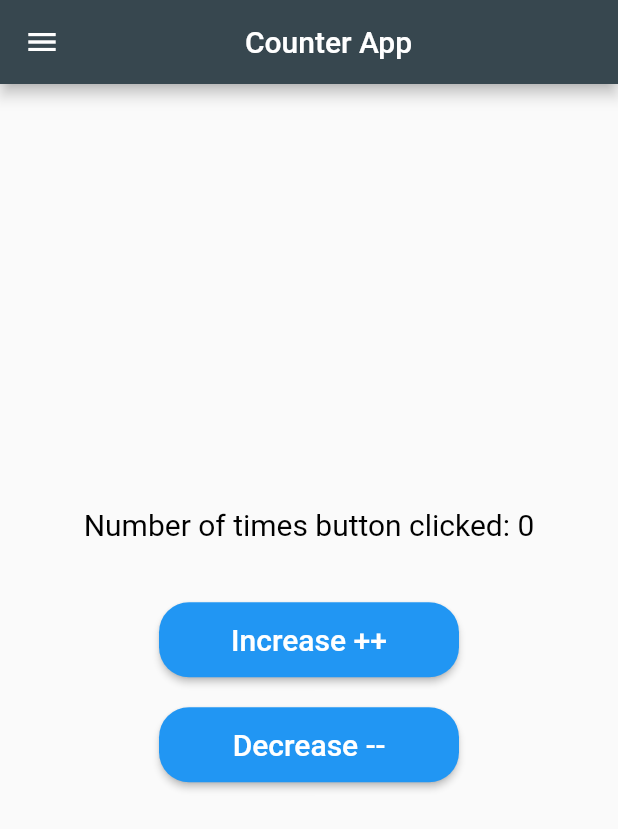
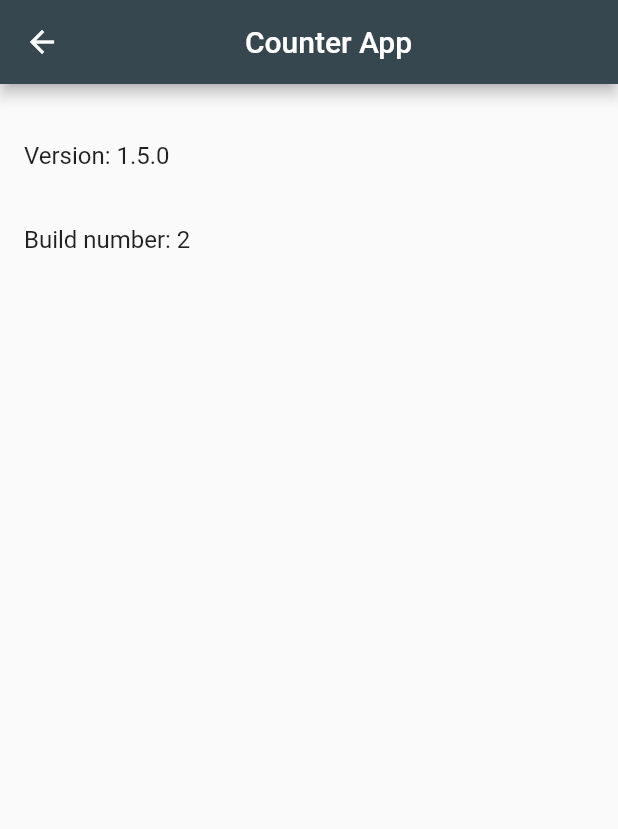
Before and after one commit to rev2023/Internship-Tasks, a Flutter app: the screen it shows after launch, in the side drawer, after a tap on "About", on a phone screen of 412 x 824 dp. Shown: the top 829 px of the screen. Run offline on Flutter 3.47's test engine with Material 2 defaults, Android fonts, the phone set to English and light mode, and no system bars; our stand-ins replace auto_route, package_info, shared_preferences.

Commit message:
Add new About page to show build no: and version no: which dynamically updates

```diff
--- /dev/null
+++ b/lib/about_provider.dart
@@ -0,0 +1,17 @@
+import 'package:flutter/material.dart';
+import 'package:package_info/package_info.dart';
+
+class AboutProvider with ChangeNotifier {
+  PackageInfo? _packageInfo;
+
+  PackageInfo? get packageInfo => _packageInfo;
+
+  AboutProvider() {
+    loadPackageInfo();
+  }
+
+  Future<void> loadPackageInfo() async {
+    _packageInfo = await PackageInfo.fromPlatform();
+    notifyListeners();
+  }
+}
--- a/lib/main.dart
+++ b/lib/main.dart
@@ -5,9 +5,10 @@ import 'package:counter_app/theme/themes.dart';
 import 'package:flutter/material.dart';
 import 'package:provider/provider.dart';
 
+import 'about_provider.dart';
 
-void main() {
 
+  main(){
   runApp(
     MultiProvider(
 
@@ -18,6 +19,9 @@ void main() {
           ChangeNotifierProvider<ThemeProvider>(
           create: (context) => ThemeProvider(),
         ),
+        ChangeNotifierProvider<AboutProvider>(
+          create: (context) => AboutProvider(),
+        ),
 
       ],
       child: MyApp(),
@@ -26,7 +30,7 @@ void main() {
 }
 
 class MyApp extends StatelessWidget {
-  const MyApp({super.key});
+  const MyApp({Key? key}) : super(key: key);
 
   @override
   Widget build(BuildContext context) {
--- a/lib/routes/app_router.dart
+++ b/lib/routes/app_router.dart
@@ -9,6 +9,9 @@ class AppRouter extends $AppRouter {
   List<AutoRoute> get routes => [
     AutoRoute(path: '/screens/home_screen.dart', page: HomeRoute.page, initial: true),
     AutoRoute(path: '/screens/appearance_screen.dart', page: AppearanceRoute.page),
+    AutoRoute(path: '/screens/about_screen.dart', page: AboutRoute.page),
+
+
 
   ];
 }
--- /dev/null
+++ b/lib/screens/about_screen.dart
@@ -0,0 +1,63 @@
+import 'package:auto_route/auto_route.dart';
+import 'package:counter_app/theme_provider.dart';
+import 'package:flutter/material.dart';
+import 'package:provider/provider.dart';
+import 'package:package_info/package_info.dart';
+
+import '../about_provider.dart';
+
+
+@RoutePage()
+class AboutScreen extends StatelessWidget {
+    const AboutScreen({super.key});
+
+  @override
+
+  Widget build(BuildContext context) {
+    final themeProvider = Provider.of<ThemeProvider>(context);
+    final aboutProvider = Provider.of<AboutProvider>(context);
+    final packageInfo = aboutProvider.packageInfo;
+
+    return  Scaffold(
+
+      appBar: AppBar(
+        leading: IconButton(
+          icon: const Icon(Icons.arrow_back),
+          onPressed: () {
+            AutoRouter.of(context).pop();
+          },
+        ),
+        backgroundColor: Theme.of(context).primaryColor,
+        title: const Center(
+          child: Padding(
+            padding: EdgeInsets.fromLTRB(0, 0, 30, 0),
+            child: Text('Counter App'),
+          ),
+        ),
+      ),
+      body: Column(
+        children:  [
+          const SizedBox(
+            height: 20,
+          ),
+          ListTile(
+            title: Text('Version: ${packageInfo?.version ?? ''}'),
+            // trailing: Switch(value: themeProvider.isDarkMode,
+            //   onChanged: (value) {
+            //     themeProvider.toggleTheme();
+            //
+            //   },),
+          ),
+          ListTile(
+            title: Text('Build number: ${packageInfo?.buildNumber ?? ''}'),
+            // trailing: Switch(value: themeProvider.isDarkMode,
+            //   onChanged: (value) {
+            //     themeProvider.toggleTheme();
+            //
+            //   },),
+          ),
+        ],
+      ),
+    );
+  }
+}
--- a/lib/screens/home_screen.dart
+++ b/lib/screens/home_screen.dart
@@ -64,7 +64,7 @@ class HomeScreen extends StatelessWidget {
               ListTile(
                 title: const Text('About'),
                 onTap: () {
-                  // Update the state of the app
+                  context.router.push(const AboutRoute());
                   // ...
                   // Then close the drawer
                   Navigator.pop(context);
--- a/lib/theme/dark_theme.dart
+++ /dev/null
@@ -1,23 +0,0 @@
-import 'package:counter_app/utils/app_colors.dart';
-import 'package:flutter/material.dart';
-class Themes {
-  static final darkTheme = ThemeData(
-    brightness: Brightness.dark,
-    buttonTheme: ButtonThemeData(
-      buttonColor: AppColors.enabledButton = Colors.black26,
-      textTheme: ButtonTextTheme.primary,
-    ),
-    buttonColor: AppColors.resetButton = Colors.white24,
-    primaryColor: AppColors.textColor =  Colors.white,
-
-
-    // buttonTheme: ButtonThemeData(
-    //   buttonColor: Colors.grey[900], // Example button color
-    //   textTheme: ButtonTextTheme.primary, // Example text color
-    // ),
-    //colorScheme: ColorScheme.fromSwatch().copyWith(secondary: Colors.teal),
-
-
-    // Set other properties for dark mode such as colors, text styles, etc.
-  );
-}
--- a/pubspec.yaml
+++ b/pubspec.yaml
@@ -16,7 +16,7 @@ publish_to: 'none' # Remove this line if you wish to publish to pub.dev
 # https://developer.apple.com/library/archive/documentation/General/Reference/InfoPlistKeyReference/Articles/CoreFoundationKeys.html
 # In Windows, build-name is used as the major, minor, and patch parts
 # of the product and file versions while build-number is used as the build suffix.
-version: 1.0.0+1
+version: 1.5.0+2
 
 environment:
   sdk: '>=2.19.6 <3.0.0'
@@ -33,6 +33,7 @@ dependencies:
   provider: ^5.0.0
   shared_preferences: ^2.0.6
   auto_route: ^7.2.0
+  package_info: ^2.0.0
 
 
 
```
Also changed, not shown: lib/theme_provider.dart (+5 -3 lines), lib/routes/app_router.gr.dart, pubspec.lock, 1 other file.
